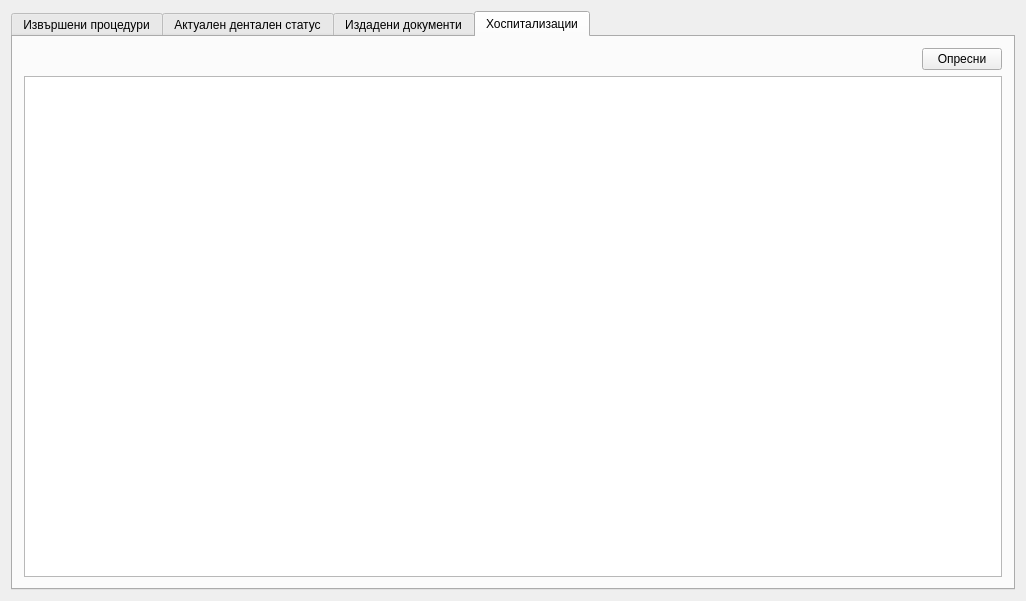
Qt form src/View/Widgets/PatientHistoryDialog.ui (thefinalcutbg/DinoDent) before a commit.
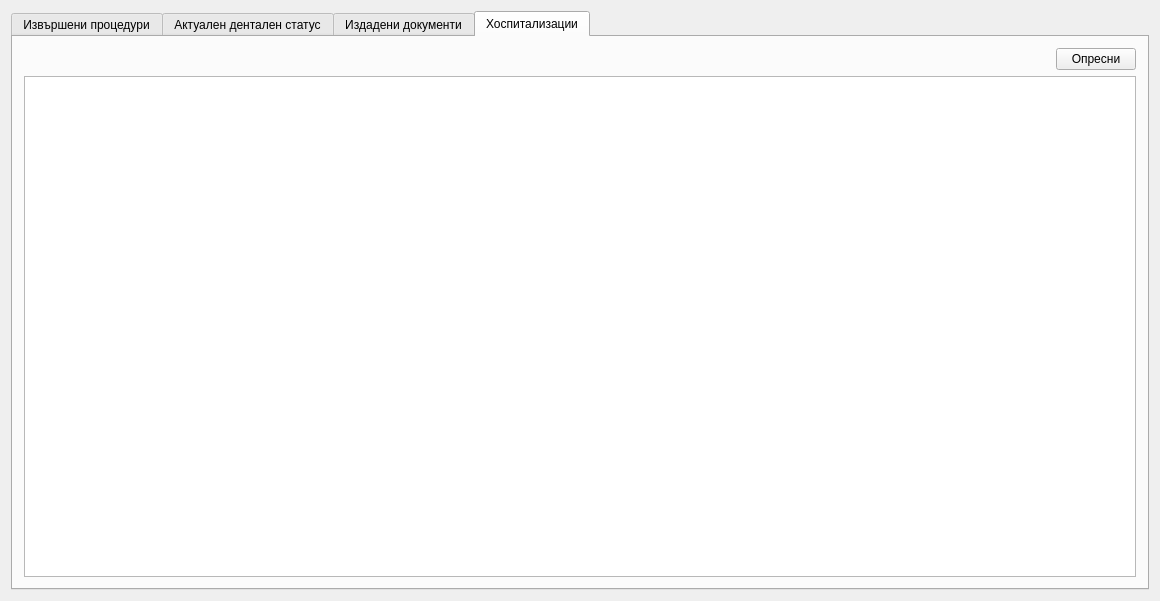
The same form after that commit. Custom widgets are drawn as their Qt base class.

Patch:
```diff
--- a/src/View/Widgets/PatientHistoryDialog.ui
+++ b/src/View/Widgets/PatientHistoryDialog.ui
@@ -6,7 +6,7 @@
    <rect>
     <x>0</x>
     <y>0</y>
-    <width>1026</width>
+    <width>1160</width>
     <height>601</height>
    </rect>
   </property>
```
